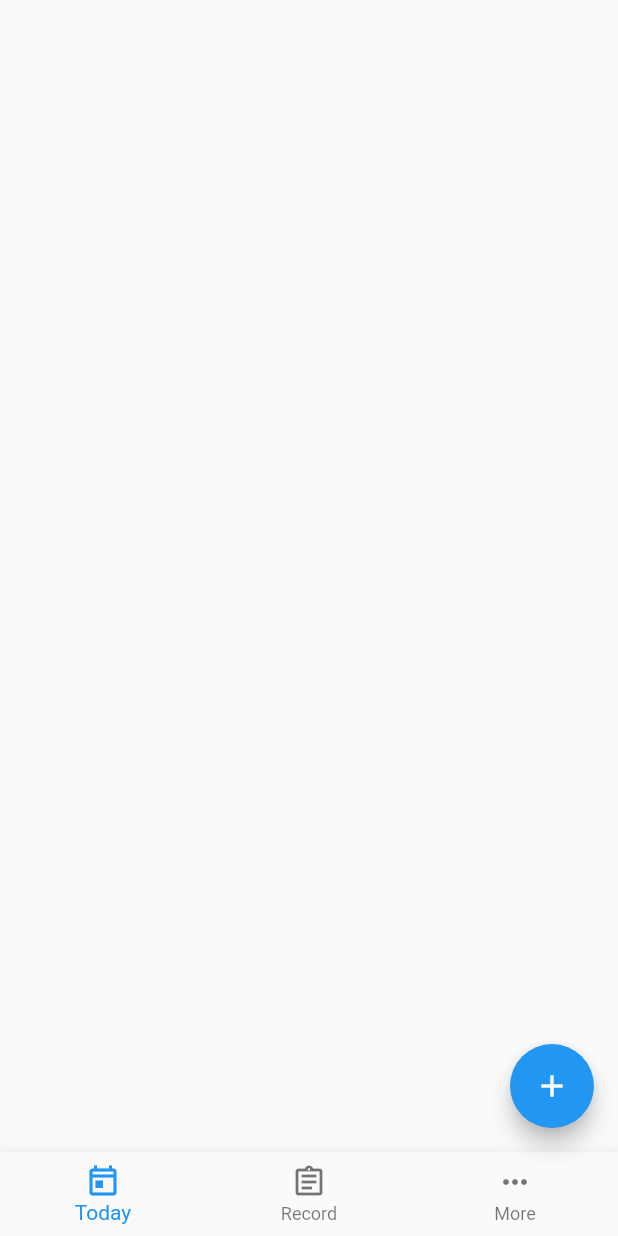
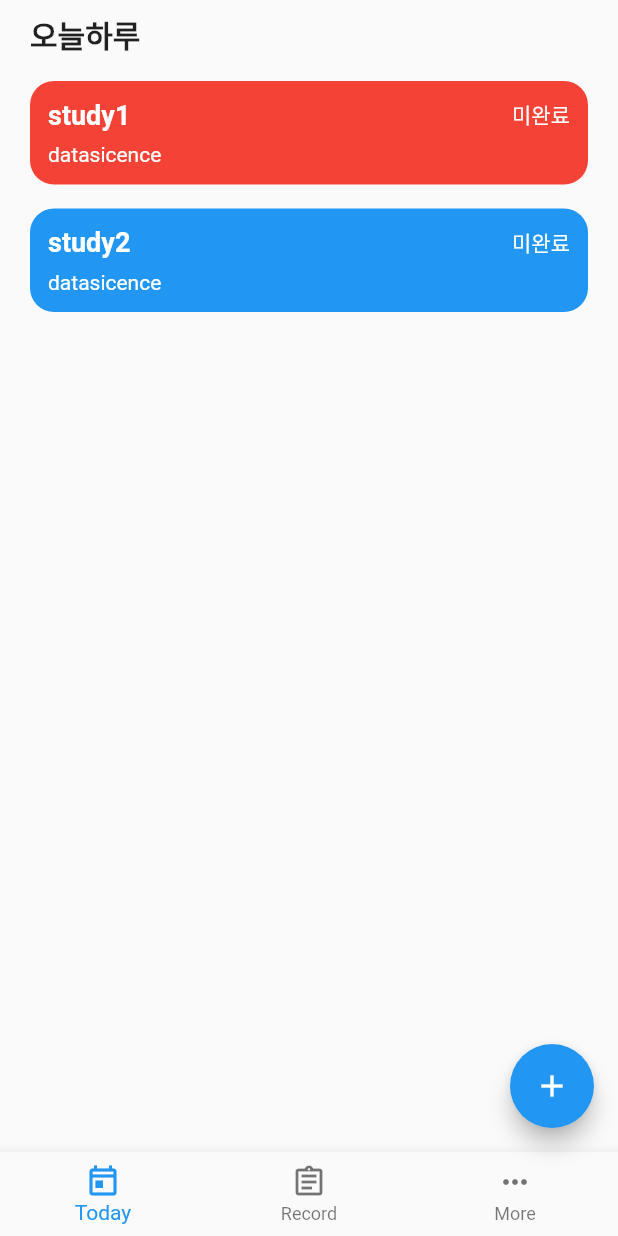
Before and after one commit to kish191919/Flutter_Projects, a Flutter app: the screen it shows after launch, on a phone screen of 412 x 824 dp. Run offline on Flutter 3.47's test engine with Material 2 defaults, Android fonts, the phone set to English and light mode, and no system bars; our stand-ins replace sqflite; accounts and stored records are empty.

Commit message:
practice TodoList02-ch2-2

```diff
--- /dev/null
+++ b/todo7/lib/data/todo.dart
@@ -0,0 +1,10 @@
+class Todo {
+  String title;
+  String memo;
+  String category;
+  int color;
+  int done;
+  int date;
+
+  Todo({this.title, this.memo, this.category, this.color, this.done, this.date});
+}
--- /dev/null
+++ b/todo7/lib/data/utils.dart
@@ -0,0 +1,22 @@
+class Utils{
+
+  static int getFormatTime(DateTime date){
+
+    return int.parse("${date.year}${makeTwoDigit(date.month)}${makeTwoDigit(date.day)}");
+  }
+
+  static DateTime numToDateTime(int date){
+    String _d = date.toString();
+
+    int year = int.parse(_d.substring(0,4));
+    int month = int.parse(_d.substring(4,6));
+    int day = int.parse(_d.substring(6,8));
+
+    return DateTime(year, month, day);
+
+  }
+  static String makeTwoDigit(int num){
+    return num.toString().padLeft(2,"0");
+  }
+
+}
--- a/todo7/lib/main.dart
+++ b/todo7/lib/main.dart
@@ -1,4 +1,6 @@
 import 'package:flutter/material.dart';
+
+import 'data/todo.dart';
 
 void main() {
   runApp(MyApp());
@@ -32,6 +34,25 @@ class MyHomePage extends StatefulWidget {
 
 class _MyHomePageState extends State<MyHomePage> {
   int _counter = 0;
+  List<Todo> todos = [
+    Todo(
+      title: "study1",
+      memo: "datasicence",
+      color: Colors.red.value,
+      done: 0,
+      category: "study",
+      date: 20230511
+    ),
+    Todo(
+        title: "study2",
+        memo: "datasicence",
+        color: Colors.blue.value,
+        done: 0,
+        category: "study",
+        date: 20230511
+    ),
+  ];
+
 
   void _incrementCounter() {
     setState(() {
@@ -44,9 +65,53 @@ class _MyHomePageState extends State<MyHomePage> {
     return Scaffold(
       appBar: PreferredSize(
           child: AppBar(), preferredSize: Size.fromHeight(0),),
-      body: Column(
-        children: [],
+      body: ListView.builder(
+          itemBuilder: (ctx, idx){
+            if (idx ==0){
+              return Container(
+                child: Text("오늘하루", style: TextStyle(fontSize: 20, fontWeight: FontWeight.bold),),
+                margin: EdgeInsets.symmetric(vertical: 8, horizontal: 20),
+              );
+            } else if(idx==1){
+              return Container(
+                child: Column(
+                  children : List.generate(todos.length, (_idx){
+                    Todo t = todos[_idx];
+                    return Container(
+                      decoration: BoxDecoration(
+                        color: Color(t.color),
+                        borderRadius: BorderRadius.circular(16)
+                      ),
+                      padding: EdgeInsets.symmetric(vertical: 12, horizontal: 12),
+                      margin: EdgeInsets.symmetric(vertical: 8, horizontal: 20),
+                      child: Column(
+                        crossAxisAlignment: CrossAxisAlignment.start,
+                        children: [
+                          Row(
+                            mainAxisAlignment: MainAxisAlignment.spaceBetween,
+                            children: [
+                              Text(t.title, style: TextStyle(fontSize: 18, color: Colors.white, fontWeight: FontWeight.bold),),
+                              Text(t.done == 0 ? "미완료" :"완료", style: TextStyle(color: Colors.white),)
+                            ],
+                          ),
+                          Container(height: 8,),
+                          Text(t.memo, style: TextStyle(color: Colors.white))
+                        ],
+                      ),
+                    );
+                  // return Text("$_idx");
+                }),
+                ),
+              );
+            }
+
+            return Container();
+
+          },
+        itemCount: 4,
       ),
+
+
       floatingActionButton: FloatingActionButton(
         onPressed: _incrementCounter,
         tooltip: 'Increment',
```
